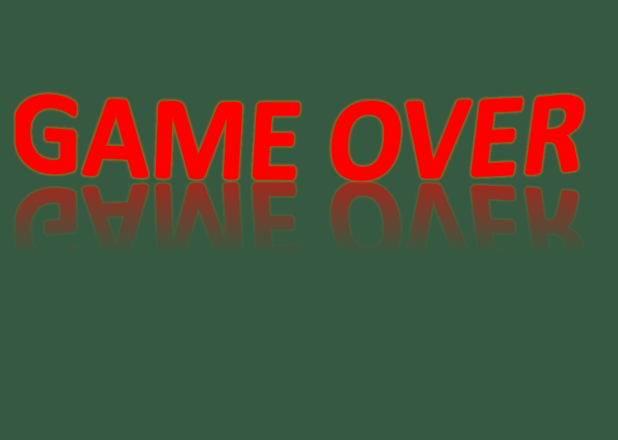
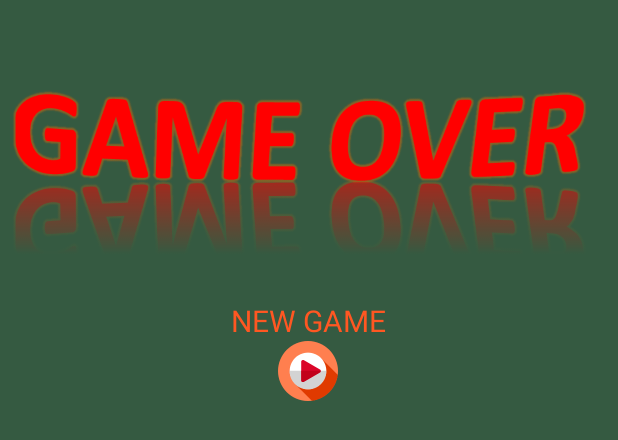
Before and after one commit to OfirCohen26/android_HW_War_Card_Game, an Android app: the layout activity_game__over__screen.xml on its own in the app's theme, with its tools: preview values and no code run, on a phone screen of 412 x 824 dp. Shown: the top 440 px of the screen. Run offline under Robolectric (Android 15) with nearby library versions, the phone set to English and light mode, and no system bars.

Commit message:
v1 - add images

```diff
--- a/app/src/main/AndroidManifest.xml
+++ b/app/src/main/AndroidManifest.xml
@@ -9,7 +9,7 @@
         android:icon="@mipmap/ic_launcher"
         android:label="@string/app_name"
         android:roundIcon="@mipmap/ic_launcher_round"
-        android:supportsRtl="true"
+        android:supportsRtl="false"
         android:theme="@style/Theme.AppCompat.Light.NoActionBar">
 <!--        android:theme="@style/Theme.MyApplication1Hw">-->
 
--- a/app/src/main/res/layout/activity_game__over__screen.xml
+++ b/app/src/main/res/layout/activity_game__over__screen.xml
@@ -9,7 +9,7 @@
 
     >
     <LinearLayout
-        android:id="@+id/main_LAY_GameOver"
+        android:id="@+id/gameOver_LAY_GameOver"
         android:layout_width="match_parent"
         android:layout_height="wrap_content"
         android:orientation="horizontal"
@@ -17,8 +17,8 @@
         >
 
         <ImageView
-            android:id="@+id/main_IMG_VIEW_player1_card"
-            android:layout_width="match_parent"
+            android:id="@+id/gameOver_IMG_VIEW_player1_card"
+            android:layout_width="wrap_content"
             android:layout_height="200dp"
             android:src="@drawable/game_over"
             />
@@ -26,22 +26,57 @@
     </LinearLayout>
 
     <LinearLayout
-        android:id="@+id/main_LAY_TheWinner"
+        android:id="@+id/gameOver_LAY_NewGame"
         android:layout_width="wrap_content"
         android:layout_height="wrap_content"
-        android:layout_marginStart="10dp"
         android:orientation="horizontal"
-        android:layout_below="@id/main_LAY_GameOver"
-        android:gravity="center_horizontal"
+        android:layout_below="@id/gameOver_LAY_GameOver"
+        android:layout_centerHorizontal="true">
 
-        >
+        <LinearLayout
+            android:id="@+id/gameOver_LAY_NewGameWithText"
+            android:layout_width="wrap_content"
+            android:layout_height="wrap_content"
+            android:orientation="vertical"
+            android:gravity="center_horizontal">
+
         <TextView
-            android:id="@+id/main_LBL_theWinner"
+            android:id="@+id/gameOver_LBL_newGame"
+            android:layout_width="wrap_content"
+            android:layout_height="wrap_content"
+            android:background="#355A41"
+            android:textColor="#FF5722"
+            android:textSize="20sp"
+            android:text="@string/newGame" />
+
+        <ImageView
+            android:id="@+id/gameOver_BTN_newGame"
+            android:layout_width="40dp"
+            android:layout_height="40dp"
+            android:maxWidth="40dp"
+            android:maxHeight="40dp"
+            android:src="@drawable/video_player"/>
+
+        </LinearLayout>
+
+    </LinearLayout>
+
+    <LinearLayout
+        android:id="@+id/gameOver_LAY_TheWinner"
+        android:layout_width="match_parent"
+        android:layout_height="wrap_content"
+        android:orientation="horizontal"
+        android:layout_below="@id/gameOver_LAY_NewGame"
+        android:layout_centerHorizontal="true">
+
+        <TextView
+            android:id="@+id/gameOver_LBL_theWinner"
             android:layout_width="match_parent"
             android:layout_height="wrap_content"
             android:background="#355A41"
             android:textColor="#FF0000"
             android:textSize="50sp" />
+    </LinearLayout>
 
-    </LinearLayout>
+
 </RelativeLayout>
--- a/app/src/main/res/layout/activity_main.xml
+++ b/app/src/main/res/layout/activity_main.xml
@@ -99,5 +99,6 @@
             android:maxHeight="100dp"
             android:scaleType="fitCenter"
             android:src="@drawable/user_girl" />
+
     </LinearLayout>
 </RelativeLayout>
--- a/app/src/main/res/values/strings.xml
+++ b/app/src/main/res/values/strings.xml
@@ -3,5 +3,7 @@
     <string name="result_first_player">0</string>
     <string name="result_second_player">0</string>
     <string name="winner">The Winner is - </string>
+    <string name="newGame">NEW GAME</string>
+
 
 </resources>
```
Also changed, not shown: app/src/main/java/com/example/myapplication1hw/Activity_Main.java (+8 -6 lines), app/src/main/java/com/example/myapplication1hw/Game_Over_Screen.java (+34 -9 lines).
